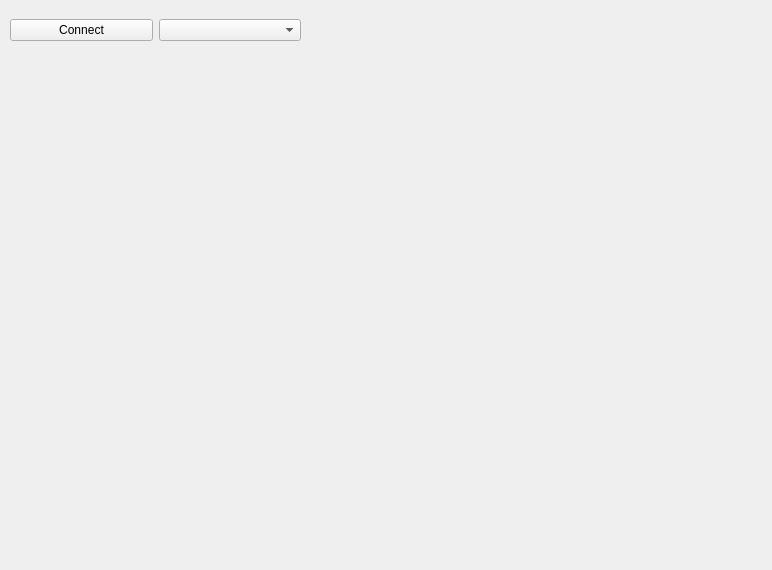
Qt form TemperatureViewerQt/temperatureviewer.ui (xpress-embedo/ArduinoTempLogger) before a commit.
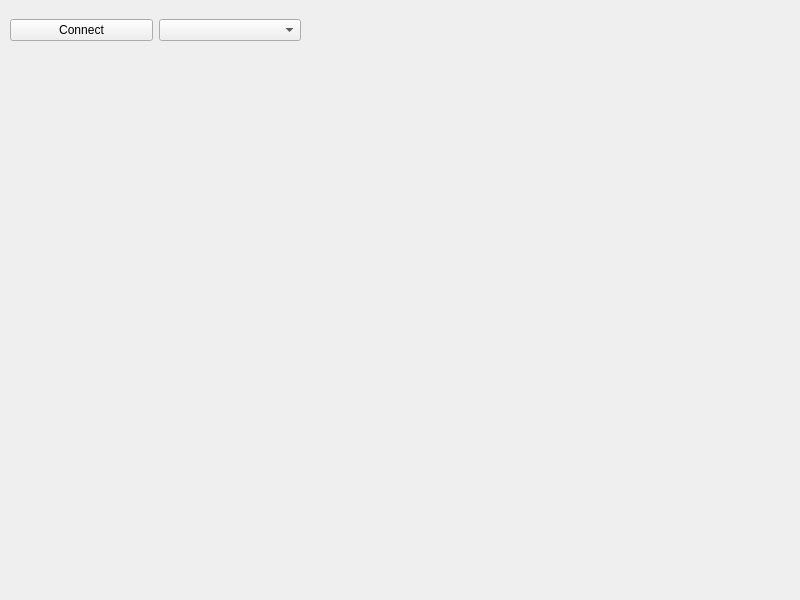
The same form after that commit.

Commit message: Temperature Viewer using QtCharts is also working now * the only problem remaining is related to the QFrame it is not occupying the complete space.

What changed in the file:
```diff
--- a/TemperatureViewerQt/temperatureviewer.ui
+++ b/TemperatureViewerQt/temperatureviewer.ui
@@ -6,8 +6,8 @@
    <rect>
     <x>0</x>
     <y>0</y>
-    <width>772</width>
-    <height>570</height>
+    <width>800</width>
+    <height>600</height>
    </rect>
   </property>
   <property name="windowTitle">
@@ -56,9 +56,9 @@
     <property name="geometry">
      <rect>
       <x>10</x>
-      <y>70</y>
-      <width>751</width>
-      <height>491</height>
+      <y>80</y>
+      <width>780</width>
+      <height>520</height>
      </rect>
     </property>
     <layout class="QHBoxLayout" name="horizontalLayout_2"/>
```
The commit also changes 1 other file.
